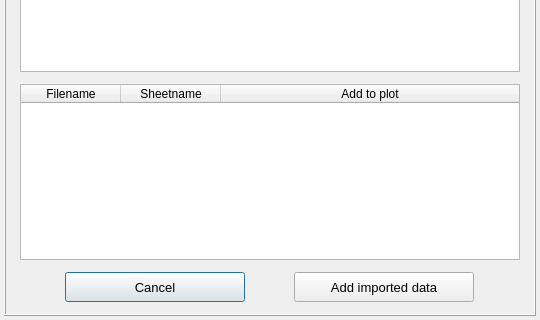
This is pulse/interface/data/ui_files/data_handler/import_data_to_compare.ui in open-pulse/OpenPulse as Qt 5 draws it before an edit; both pictures show x 0 to 540 and y 260 to 580 of the 540 by 580 pixel window. The edited form follows.
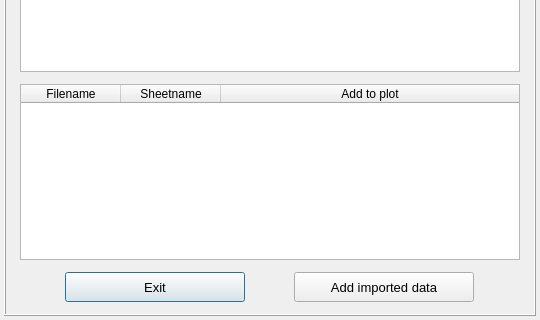
This is the edited form. Icons and pictures are not drawn.

Commit message: Replace the button text "Cancel" by "Exit"

```diff
--- a/pulse/interface/data/ui_files/data_handler/import_data_to_compare.ui
+++ b/pulse/interface/data/ui_files/data_handler/import_data_to_compare.ui
@@ -834,7 +834,7 @@
                <string notr="true"/>
               </property>
               <property name="text">
-               <string>Cancel</string>
+               <string>Exit</string>
               </property>
               <property name="iconSize">
                <size>
```
Left out of the diff: 2 changed lines with no effect on the pictures. The commit also changes 75 other files.
